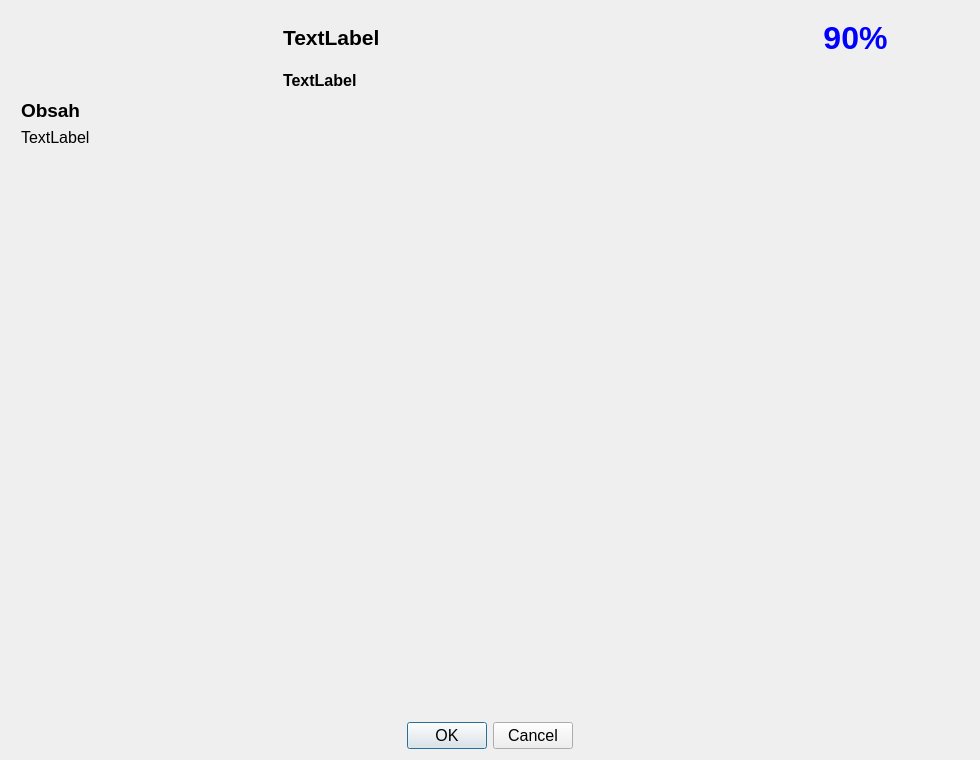
Before: the Qt Designer form moviedetaildialog.ui in silverqx/qMedia, drawn with Qt 5.
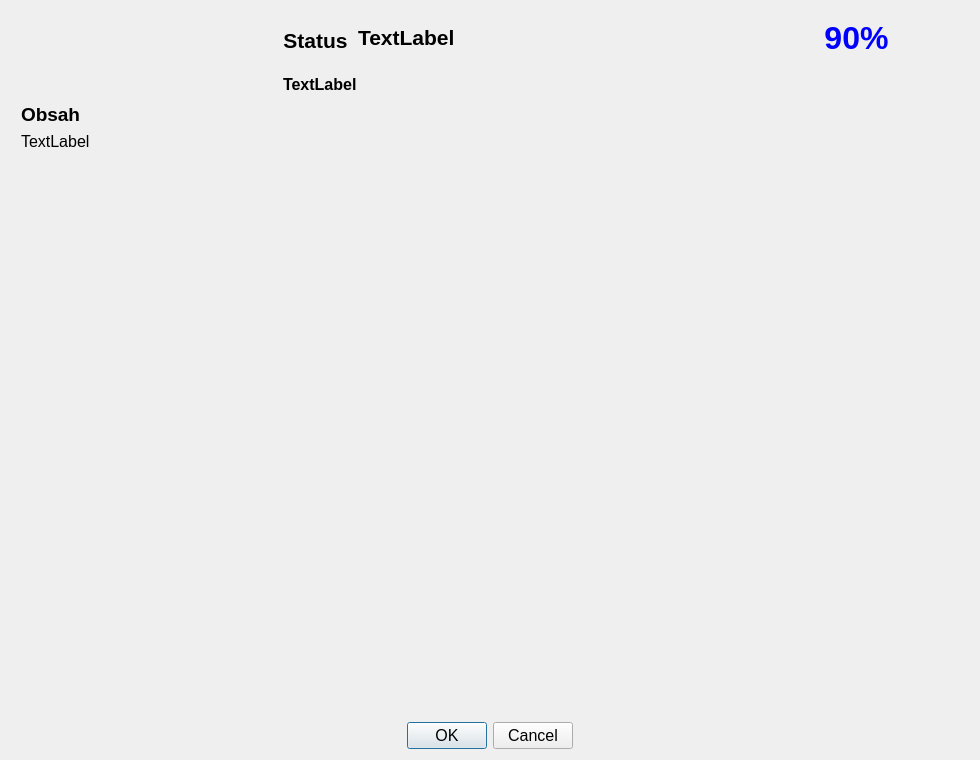
After: the same form once the commit is applied.

Commit message:
added status icon and color for torrents
 - every torrent status has color and icon
 - icon also added to the movie detail dialog
   before main title
 - increased font size for torrent name column
 - status icon has tooltip

Diff of the .ui file:
```diff
--- a/moviedetaildialog.ui
+++ b/moviedetaildialog.ui
@@ -105,13 +105,49 @@
            </item>
            <item>
             <layout class="QVBoxLayout" name="verticalLayoutInfo">
+             <property name="spacing">
+              <number>10</number>
+             </property>
              <property name="leftMargin">
               <number>6</number>
              </property>
              <item>
               <layout class="QHBoxLayout" name="horizontalLayoutTitles" stretch="26,3,3">
                <item>
-                <layout class="QVBoxLayout" name="verticalLayoutTitles" stretch="0">
+                <layout class="QHBoxLayout" name="horizontalLayoutTitle" stretch="0,1">
+                 <item>
+                  <widget class="QLabel" name="status">
+                   <property name="sizePolicy">
+                    <sizepolicy hsizetype="Preferred" vsizetype="Preferred">
+                     <horstretch>0</horstretch>
+                     <verstretch>0</verstretch>
+                    </sizepolicy>
+                   </property>
+                   <property name="font">
+                    <font>
+                     <family>Tahoma</family>
+                     <pointsize>16</pointsize>
+                     <weight>75</weight>
+                     <bold>true</bold>
+                    </font>
+                   </property>
+                   <property name="styleSheet">
+                    <string notr="true">QLabel {
+    padding-top: 4px;
+}
+</string>
+                   </property>
+                   <property name="text">
+                    <string>Status</string>
+                   </property>
+                   <property name="alignment">
+                    <set>Qt::AlignCenter</set>
+                   </property>
+                   <property name="textInteractionFlags">
+                    <set>Qt::NoTextInteraction</set>
+                   </property>
+                  </widget>
+                 </item>
                  <item>
                   <widget class="QLabel" name="title">
                    <property name="font">
```
The commit also changes 20 other files.
